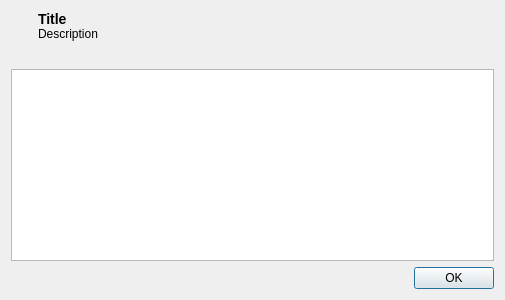
Qt form app/ui/errordialog.ui (pencil2d/pencil) before a commit.
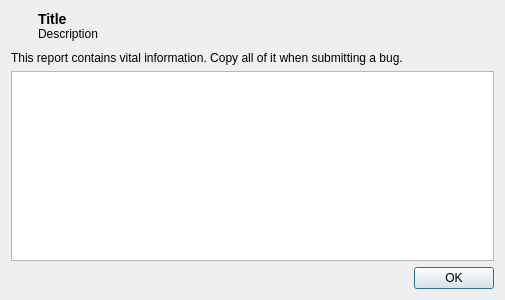
The same form after that commit. Icons and pictures are not drawn.

Commit message: Add more details to FileManager error report (#1895)

```diff
--- a/app/ui/errordialog.ui
+++ b/app/ui/errordialog.ui
@@ -82,6 +82,16 @@
      </item>
     </layout>
    </item>
+   <item>
+    <widget class="QLabel" name="label">
+     <property name="text">
+      <string>This report contains vital information. Copy all of it when submitting a bug.</string>
+     </property>
+     <property name="wordWrap">
+      <bool>true</bool>
+     </property>
+    </widget>
+   </item>
    <item>
     <widget class="QTextEdit" name="details">
      <property name="readOnly">
```
The commit also changes 15 other files.
